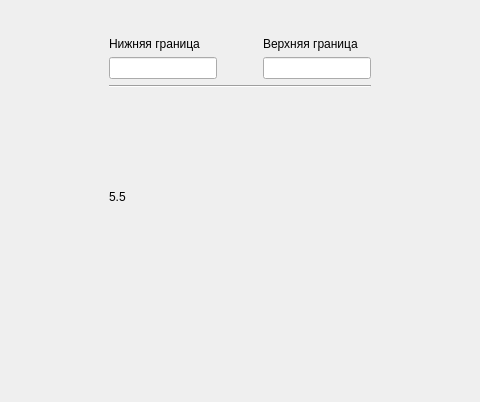
Before: the Qt Designer form mainwindow.ui in Fuuulkrum7/LightMonitoring, drawn with Qt 5; both pictures show x 91 to 571 and y 0 to 402 of the 741 by 402 pixel window.
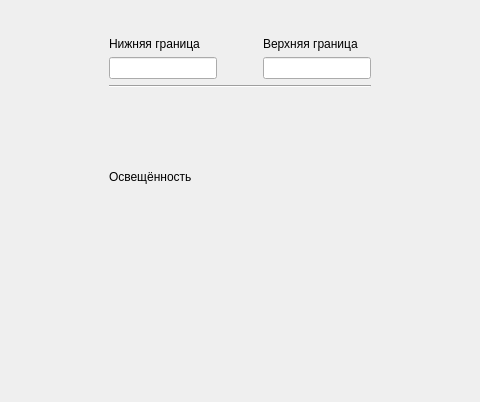
After: the same form once the commit is applied.

```diff
--- a/mainwindow.ui
+++ b/mainwindow.ui
@@ -140,10 +140,17 @@
         </property>
        </spacer>
       </item>
+      <item>
+       <widget class="QLabel" name="label_4">
+        <property name="text">
+         <string>Освещённость</string>
+        </property>
+       </widget>
+      </item>
       <item>
        <widget class="QLabel" name="label">
         <property name="text">
-         <string>5.5</string>
+         <string/>
         </property>
        </widget>
       </item>
```
